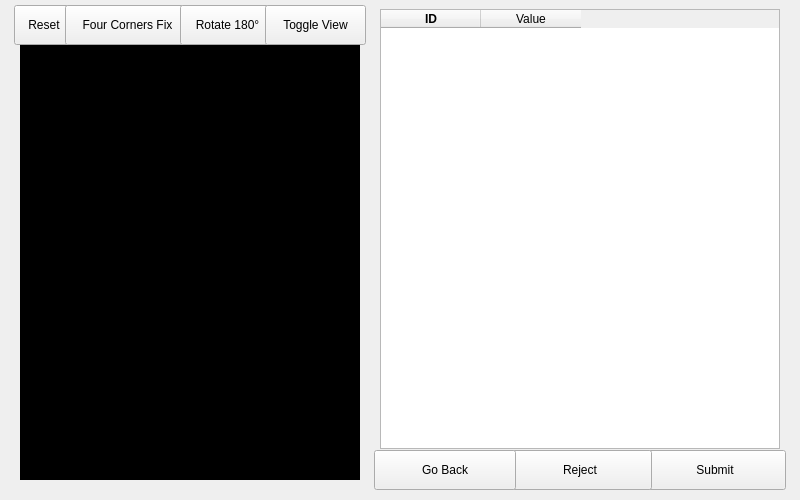
Qt form ui/ScanView.ui (kForth/ClooneyScanner) before a commit.
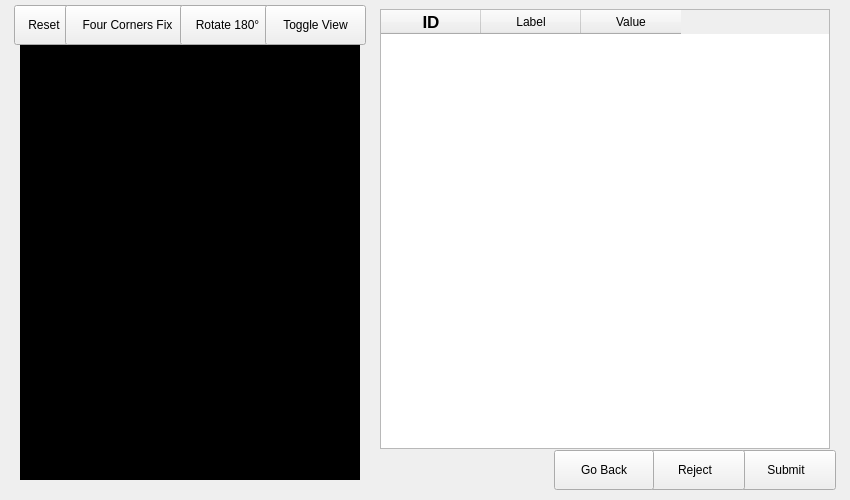
The same form after that commit.

Commit message: Add Label column to data

```diff
--- a/ui/ScanView.ui
+++ b/ui/ScanView.ui
@@ -6,7 +6,7 @@
    <rect>
     <x>0</x>
     <y>0</y>
-    <width>800</width>
+    <width>850</width>
     <height>500</height>
    </rect>
   </property>
@@ -18,13 +18,13 @@
   </property>
   <property name="minimumSize">
    <size>
-    <width>800</width>
+    <width>850</width>
     <height>500</height>
    </size>
   </property>
   <property name="maximumSize">
    <size>
-    <width>800</width>
+    <width>850</width>
     <height>500</height>
    </size>
   </property>
@@ -37,7 +37,7 @@
      <rect>
       <x>380</x>
       <y>9</y>
-      <width>400</width>
+      <width>450</width>
       <height>440</height>
      </rect>
     </property>
@@ -45,7 +45,7 @@
      <string notr="true"/>
     </property>
     <property name="columnCount">
-     <number>2</number>
+     <number>3</number>
     </property>
     <attribute name="horizontalHeaderCascadingSectionResizes">
      <bool>false</bool>
@@ -56,10 +56,25 @@
      </property>
      <property name="font">
       <font>
+       <pointsize>13</pointsize>
        <weight>75</weight>
        <bold>true</bold>
       </font>
      </property>
+     <property name="foreground">
+      <brush brushstyle="NoBrush">
+       <color alpha="255">
+        <red>0</red>
+        <green>0</green>
+        <blue>0</blue>
+       </color>
+      </brush>
+     </property>
+    </column>
+    <column>
+     <property name="text">
+      <string>Label</string>
+     </property>
     </column>
     <column>
      <property name="text">
@@ -70,9 +85,9 @@
    <widget class="QPushButton" name="submit_button">
     <property name="geometry">
      <rect>
-      <x>644</x>
+      <x>736</x>
       <y>450</y>
-      <width>142</width>
+      <width>100</width>
       <height>40</height>
      </rect>
     </property>
@@ -95,9 +110,9 @@
    <widget class="QPushButton" name="reject_button">
     <property name="geometry">
      <rect>
-      <x>508</x>
+      <x>645</x>
       <y>450</y>
-      <width>144</width>
+      <width>100</width>
       <height>40</height>
      </rect>
     </property>
@@ -207,9 +222,9 @@
    <widget class="QPushButton" name="go_back_button">
     <property name="geometry">
      <rect>
-      <x>374</x>
+      <x>554</x>
       <y>450</y>
-      <width>142</width>
+      <width>100</width>
       <height>40</height>
      </rect>
     </property>
```
The commit also changes 1 other file.
